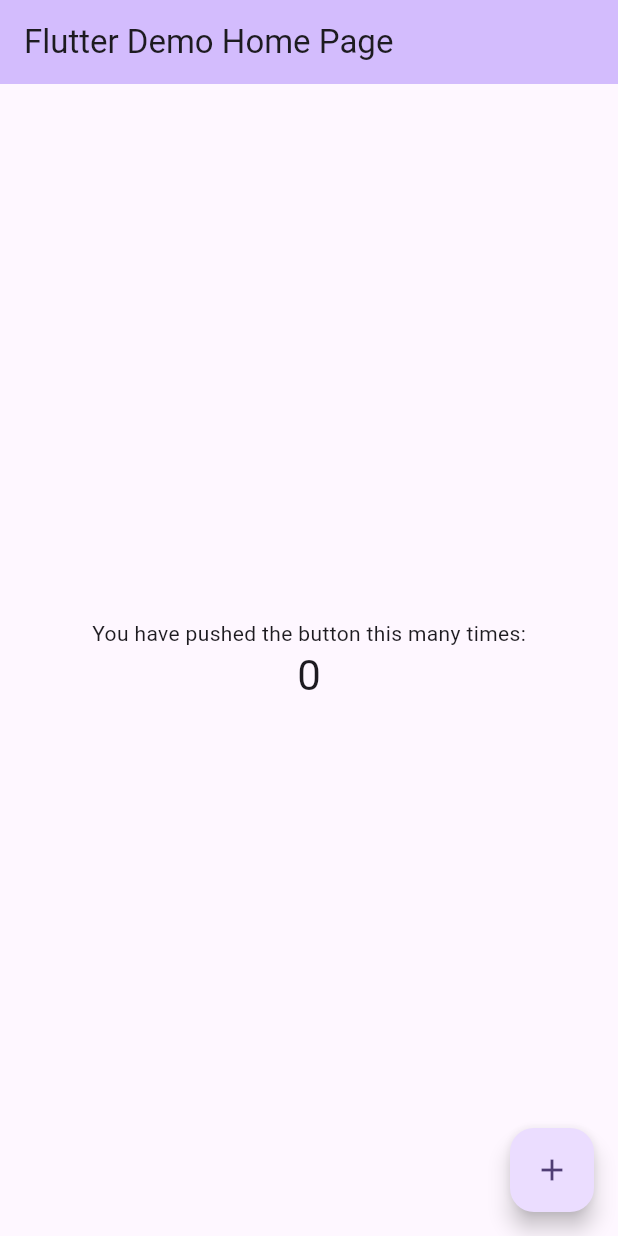
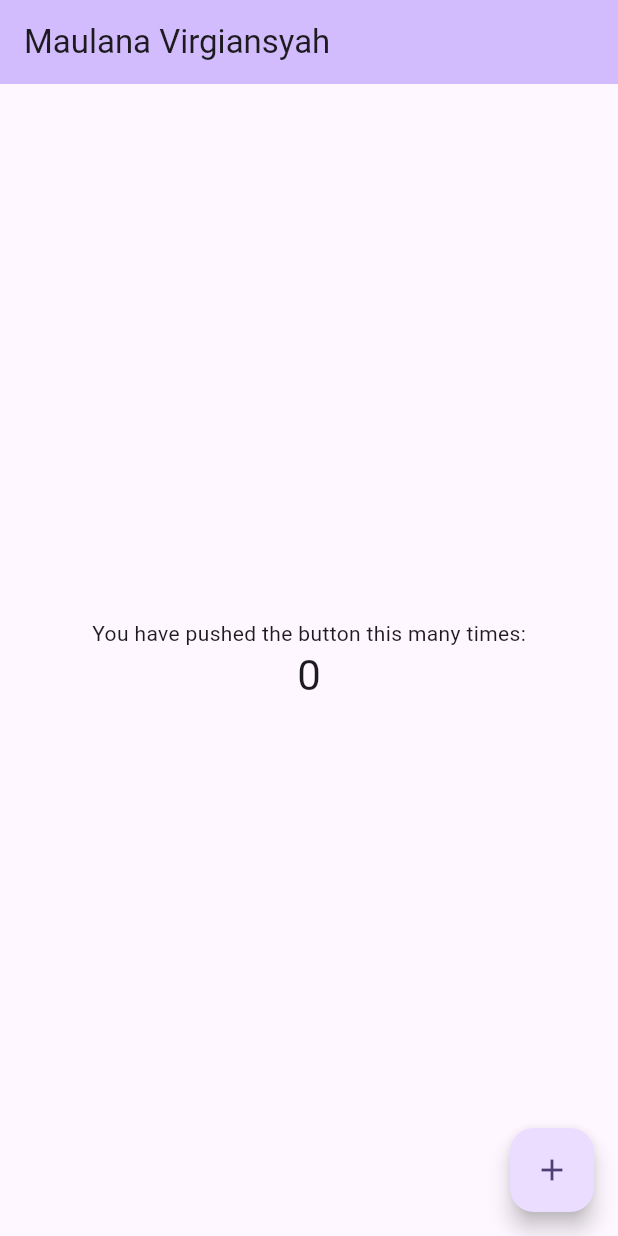
Before and after one commit to Chil220503/flutter-fundamental, a Flutter app: the screen it shows after launch, on a phone screen of 412 x 824 dp. Run offline on Flutter 3.47's test engine with Material 3 defaults, Android fonts, the phone set to English and light mode, and no system bars.

Commit message:
Update Project

```diff
--- a/lib/main.dart
+++ b/lib/main.dart
@@ -30,7 +30,7 @@ class MyApp extends StatelessWidget {
         // tested with just a hot reload.
         colorScheme: ColorScheme.fromSeed(seedColor: Colors.deepPurple),
       ),
-      home: const MyHomePage(title: 'Flutter Demo Home Page'),
+      home: const MyHomePage(title: 'Maulana Virgiansyah'),
     );
   }
 }
```
Also changed, not shown: image/01.png.png (added), 1 other file.
